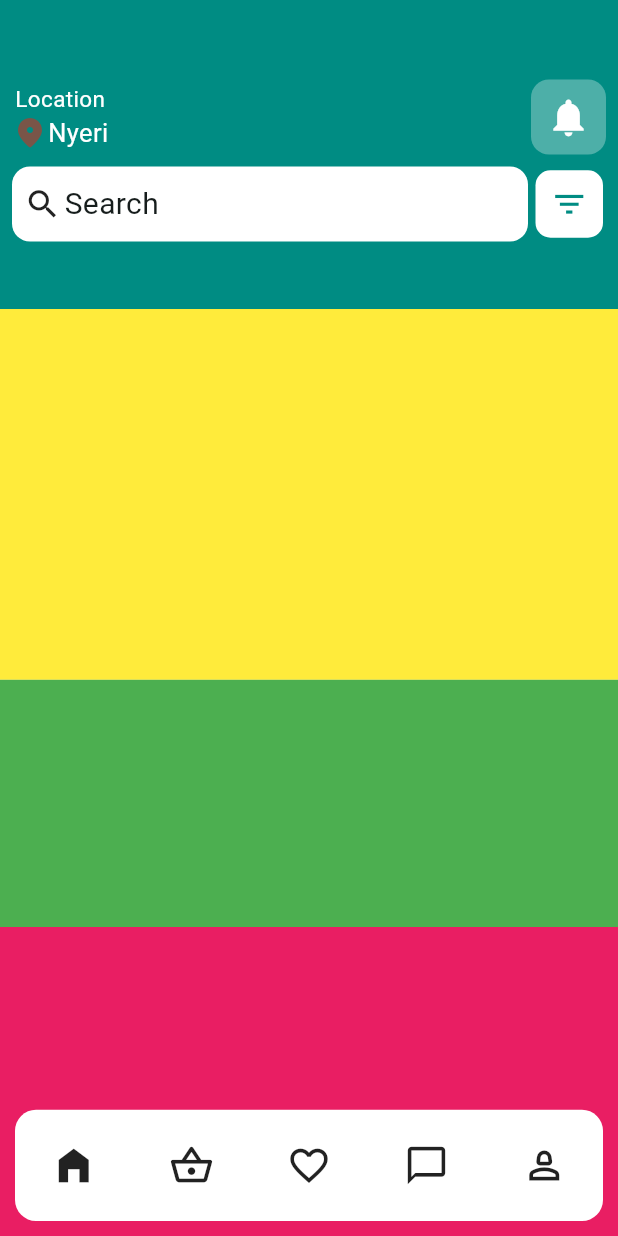
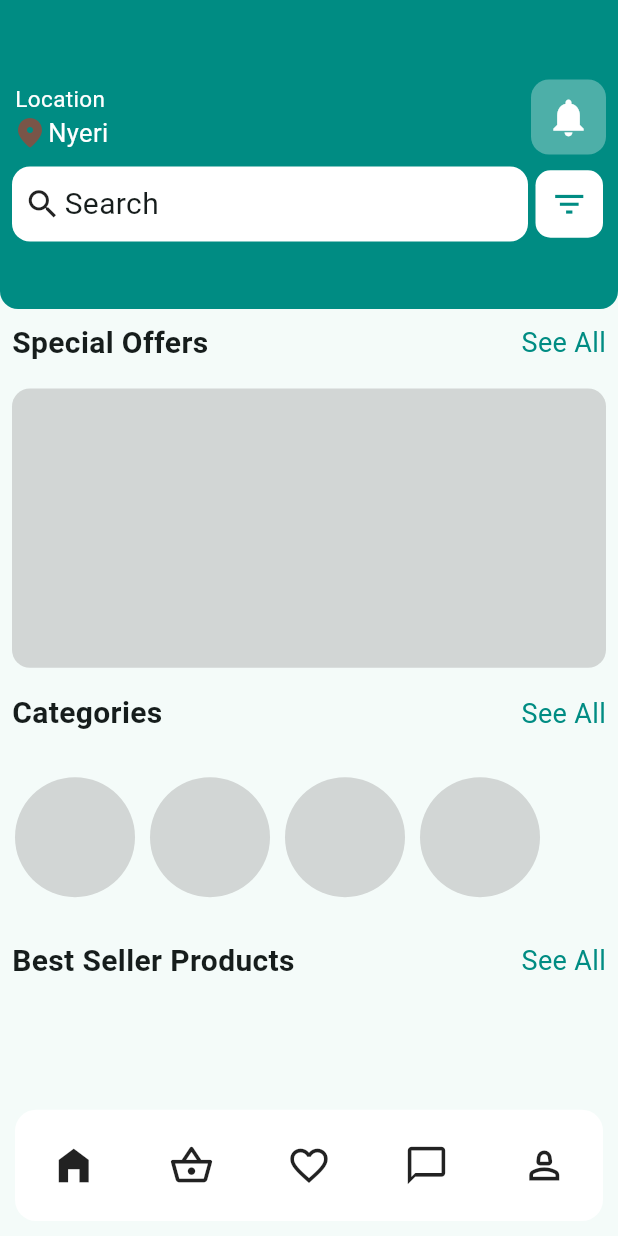
Before and after one commit to sandei-travolta/pet_food, a Flutter app: the screen it shows after launch, on a phone screen of 412 x 824 dp. Run offline on Flutter 3.47's test engine with Material 3 defaults, Android fonts, the phone set to English and light mode, and no system bars.

```diff
--- a/lib/src/screens/home_page.dart
+++ b/lib/src/screens/home_page.dart
@@ -1,4 +1,5 @@
 import 'package:flutter/material.dart';
+import 'package:pet_food/src/screens/widgets/home_page_texts.dart';
 import 'package:pet_food/utils/colors.dart';
 class HomePage extends StatelessWidget {
   const HomePage({super.key});
@@ -9,8 +10,15 @@ class HomePage extends StatelessWidget {
       children: [
         Expanded(
             flex: 5,
+            child: SafeArea(
               child: Container(
+                decoration: BoxDecoration(
                   color: primayColor,
+                  borderRadius: BorderRadius.only(
+                    bottomLeft: Radius.circular(12),
+                    bottomRight: Radius.circular(12)
+                  )
+                ),
                 child: Column(
                   mainAxisAlignment: MainAxisAlignment.center,
                   children: [
@@ -98,23 +106,97 @@ class HomePage extends StatelessWidget {
                     )
                   ],
                 ),
+                      ),
             )),
         Expanded(
             flex: 6,
             child: Container(
-              color: Colors.yellow,
+              child: Column(
+                mainAxisAlignment: MainAxisAlignment.start,
+                children: [
+                  Padding(
+                    padding: const EdgeInsets.all(8.0),
+                    child: Row(
+                      mainAxisAlignment: MainAxisAlignment.spaceBetween,
+                      children: [
+                        subHeadersText("Special Offers"),
+                        navigationText()
+                      ],
+                    ),
+                  ),
+                  Expanded(child: Padding(
+                    padding: const EdgeInsets.all(8.0),
+                    child: Container(
+                      decoration: BoxDecoration(
+                        color: Colors.grey.withOpacity(0.4),
+                        borderRadius: BorderRadius.circular(12)
+                      ),
+                    ),
+                  ))
+                ],
+              ),
             )),
         Expanded(
             flex: 4,
             child: Container(
-              color: Colors.green,
+              child: Column(
+                mainAxisAlignment: MainAxisAlignment.start,
+                children: [
+                  Padding(
+                    padding: const EdgeInsets.all(8.0),
+                    child: Row(
+                      mainAxisAlignment: MainAxisAlignment.spaceBetween,
+                      children: [
+                        subHeadersText("Categories"),
+                        navigationText()
+                      ],
+                    ),
+                  ),
+                  Expanded(
+                      child: Padding(
+                        padding: const EdgeInsets.all(5.0),
+                        child: Container(
+                          child: ListView.builder(
+                              scrollDirection: Axis.horizontal,
+                              itemCount: 4,
+                              itemBuilder: (context,index){
+                            return Padding(
+                              padding: const EdgeInsets.all(5.0),
+                              child: Container(
+                                height: 80,
+                                width: 80,
+                                decoration: BoxDecoration(
+                                  shape: BoxShape.circle,
+                                  color: Colors.grey.withOpacity(0.4)
+                                ),
+                              ),
+                            );
+                          }),
+                        ),
+                      ))
+                ],
+              ),
             )),
         Expanded(
             flex: 5,
             child: Container(
-              color: Colors.pink,
+              child: Column(
+                children: [
+                  Padding(
+                    padding: const EdgeInsets.all(8.0),
+                    child: Row(
+                      mainAxisAlignment: MainAxisAlignment.spaceBetween,
+                      children: [
+                        subHeadersText("Best Seller Products"),
+                        navigationText()
+                      ],
+                    ),
+                  ),
+                ],
+              ),
             ))
       ],
     );
   }
+
 }
--- /dev/null
+++ b/lib/src/screens/widgets/home_page_texts.dart
@@ -0,0 +1,17 @@
+import 'package:flutter/material.dart';
+
+import '../../../utils/colors.dart';
+Text navigationText() {
+  return Text("See All",style: TextStyle(
+      fontWeight: FontWeight.normal,
+      fontSize: 18,
+      color: primayColor
+  ),);
+}
+
+Text subHeadersText(String text) {
+  return Text(text,style: TextStyle(
+      fontSize: 20,
+      fontWeight: FontWeight.bold
+  ),);
+}
```
Lines whose indentation alone changed are shown as unchanged.
